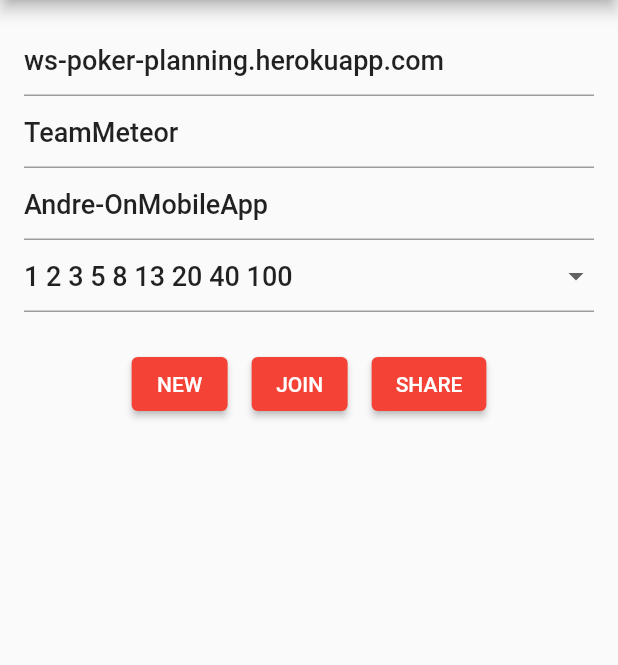
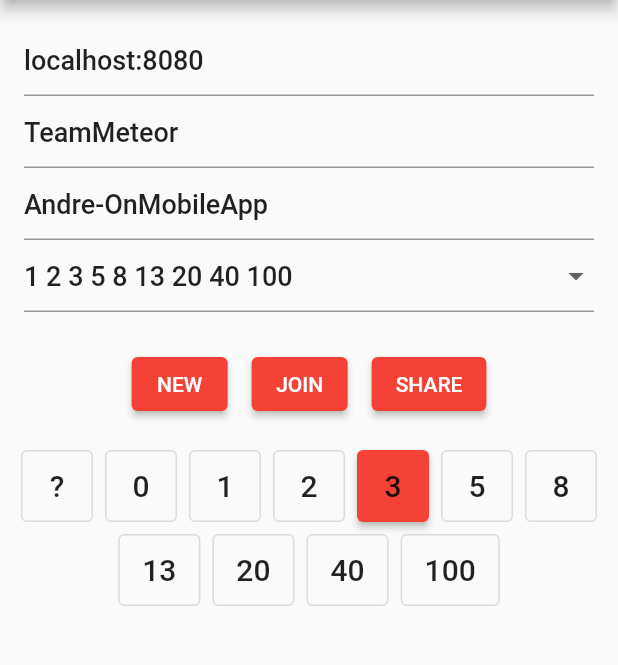
Before and after one commit to amwebexpert/ws_poker_planning_app, a Flutter app: the screen it shows after launch, on a phone screen of 412 x 824 dp, the part 84-749 px from its top. Run offline on Flutter 3.47's test engine with Material 2 defaults, Android fonts, the phone set to English and light mode, and no system bars; our stand-ins replace connectivity_plus, device_info_plus, flutter_mobx, flutter_native_splash, flutter_svg, get_it and 7 more; missing offline and left inert: shared_preferences_web; generated files the repository leaves out were written again; network calls fail; project files that could hold a hidden picture were left out.

Commit message:
chore: initial revision

```diff
--- a/lib/features/home/home.screen.dart
+++ b/lib/features/home/home.screen.dart
@@ -1,6 +1,7 @@
 import 'package:flutter/material.dart';
 import 'package:flutter_gen/gen_l10n/app_localizations.dart';
 import 'package:ws_poker_planning_app/features/home/poker.planning.options.form.dart';
+import 'package:ws_poker_planning_app/features/home/poker.planning.vote.panel.widget.dart';
 import 'package:ws_poker_planning_app/features/home/service/poker.planning.service.dart';
 import 'package:ws_poker_planning_app/service.locator.dart';
 import 'package:ws_poker_planning_app/services/logger/logger.service.dart';
@@ -25,7 +26,8 @@ class _HomeScreenState extends State<HomeScreen> {
     super.initState();
 
     webSocketService
-      ..startSession(hostname: 'ws-poker-planning.herokuapp.com', roomUUID: 'e78caaee-a1a2-4298-860d-81d7752226ae', isSecure: true)
+      // ..startSession(hostname: 'ws-poker-planning.herokuapp.com', roomUUID: 'e78caaee-a1a2-4298-860d-81d7752226ae', isSecure: true)
+      ..startSession(hostname: 'localhost:8080', roomUUID: '353ab54f-a943-4282-a669-efbfd14a5e66', isSecure: false)
       ..sendMessage();
 
     webSocketService.stream.listen((session) {
@@ -42,7 +44,7 @@ class _HomeScreenState extends State<HomeScreen> {
         drawer: const Drawer(child: AppMenu()),
         body: SingleChildScrollView(
             child: Column(
-          children: const [PokerOptionsFormWidget()],
+          children: const [PokerOptionsFormWidget(), VotePanelWidget()],
         )));
   }
 }
--- a/lib/features/home/poker.planning.options.form.dart
+++ b/lib/features/home/poker.planning.options.form.dart
@@ -27,10 +27,10 @@ class _PokerOptionsFormWidgetState extends State<PokerOptionsFormWidget> {
   void initState() {
     super.initState();
 
-    _txtServerController.text = 'ws-poker-planning.herokuapp.com';
+    _txtServerController.text = 'localhost:8080'; //'ws-poker-planning.herokuapp.com';
     _txtTeamNameController.text = 'TeamMeteor';
     _txtUsernameController.text = 'Andre-OnMobileApp';
-    _txtRoomUUIDController.text = 'e78caaee-a1a2-4298-860d-81d7752226ae';
+    _txtRoomUUIDController.text = '353ab54f-a943-4282-a669-efbfd14a5e66'; // 'e78caaee-a1a2-4298-860d-81d7752226ae';
   }
 
   @override
@@ -86,8 +86,7 @@ class _PokerOptionsFormWidgetState extends State<PokerOptionsFormWidget> {
                   child: TextFormFieldUsername(controller: _txtUsernameController),
                 ),
                 if (!isColumnLayout) const ResponsiveRowColumnItem(child: WidthSpacer()),
-                ResponsiveRowColumnItem(
-                    rowFlex: 1, child: DropDownButtonFieldCategory(value: _category, onChanged: _onCategoryChange)),
+                ResponsiveRowColumnItem(rowFlex: 1, child: DropDownButtonFieldCategory(value: _category, onChanged: _onCategoryChange)),
               ],
             ),
             const HeightSpacer(),
--- /dev/null
+++ b/lib/features/home/poker.planning.vote.panel.widget.dart
@@ -0,0 +1,18 @@
+import 'package:flutter/material.dart';
+import 'package:ws_poker_planning_app/features/home/poker.planning.model.dart';
+import 'package:ws_poker_planning_app/features/home/poker.planning.vote.widget.dart';
+
+class VotePanelWidget extends StatelessWidget {
+  const VotePanelWidget({super.key});
+
+  final CardsListingCategoryName categoryName = CardsListingCategoryName.fibonnacy;
+  final String vote = '3';
+
+  @override
+  Widget build(BuildContext context) {
+    final values = cardsListingCategories[categoryName]!.values;
+    return Wrap(
+        alignment: WrapAlignment.center,
+        children: values.map((value) => VoteWidget(value: value, isSelected: value == vote)).toList());
+  }
+}
--- /dev/null
+++ b/lib/features/home/poker.planning.vote.widget.dart
@@ -0,0 +1,35 @@
+import 'package:flutter/material.dart';
+import 'package:ws_poker_planning_app/theme/theme.utils.dart';
+
+class VoteWidget extends StatelessWidget {
+  final String value;
+  final bool isSelected;
+
+  const VoteWidget({super.key, required this.value, required this.isSelected});
+
+  void onPressed() {
+    debugPrint('Received click $value');
+  }
+
+  @override
+  Widget build(BuildContext context) {
+    const size = Size.square(48);
+    final text = Text(value, style: Theme.of(context).textTheme.headline6);
+    final EdgeInsetsGeometry edgeInsets = EdgeInsets.all(spacing(0.5));
+
+    return Padding(
+      padding: edgeInsets,
+      child: isSelected
+          ? ElevatedButton(
+              style: ElevatedButton.styleFrom(minimumSize: size),
+              onPressed: onPressed,
+              child: text,
+            )
+          : OutlinedButton(
+              style: OutlinedButton.styleFrom(minimumSize: size),
+              onPressed: onPressed,
+              child: text,
+            ),
+    );
+  }
+}
```
